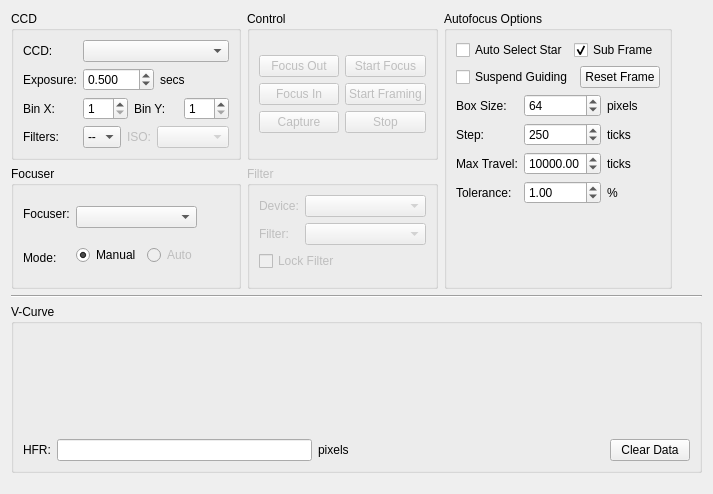
First picture: the form in kstars/ekos/focus.ui, repository KDE/kstars, before the edit.
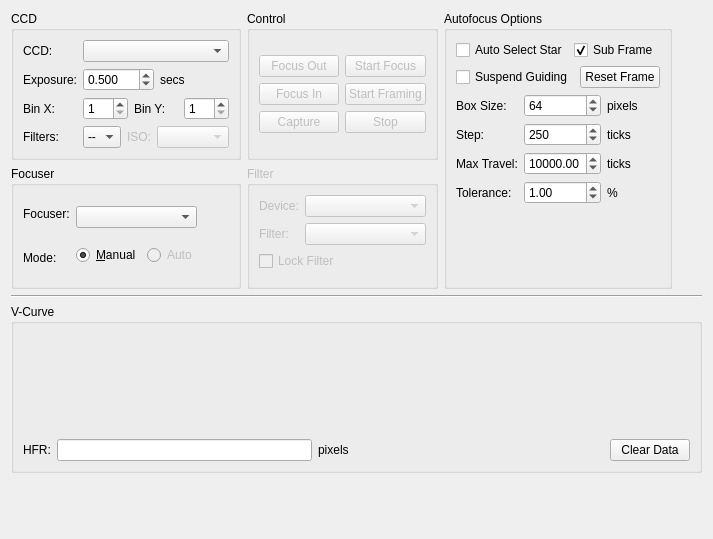
Second picture: the form after the edit. Custom widgets are drawn as their Qt base class.

The edit to the form file:
```diff
--- a/kstars/ekos/focus.ui
+++ b/kstars/ekos/focus.ui
@@ -7,7 +7,7 @@
     <x>0</x>
     <y>0</y>
     <width>713</width>
-    <height>494</height>
+    <height>539</height>
    </rect>
   </property>
   <layout class="QVBoxLayout" name="verticalLayout">
@@ -280,7 +280,7 @@
               <item>
                <widget class="QRadioButton" name="manualModeR">
                 <property name="text">
-                 <string>Manual</string>
+                 <string>&amp;Manual</string>
                 </property>
                 <property name="checked">
                  <bool>true</bool>
```
Left out of the diff: 30 changed lines with no effect on the pictures.
